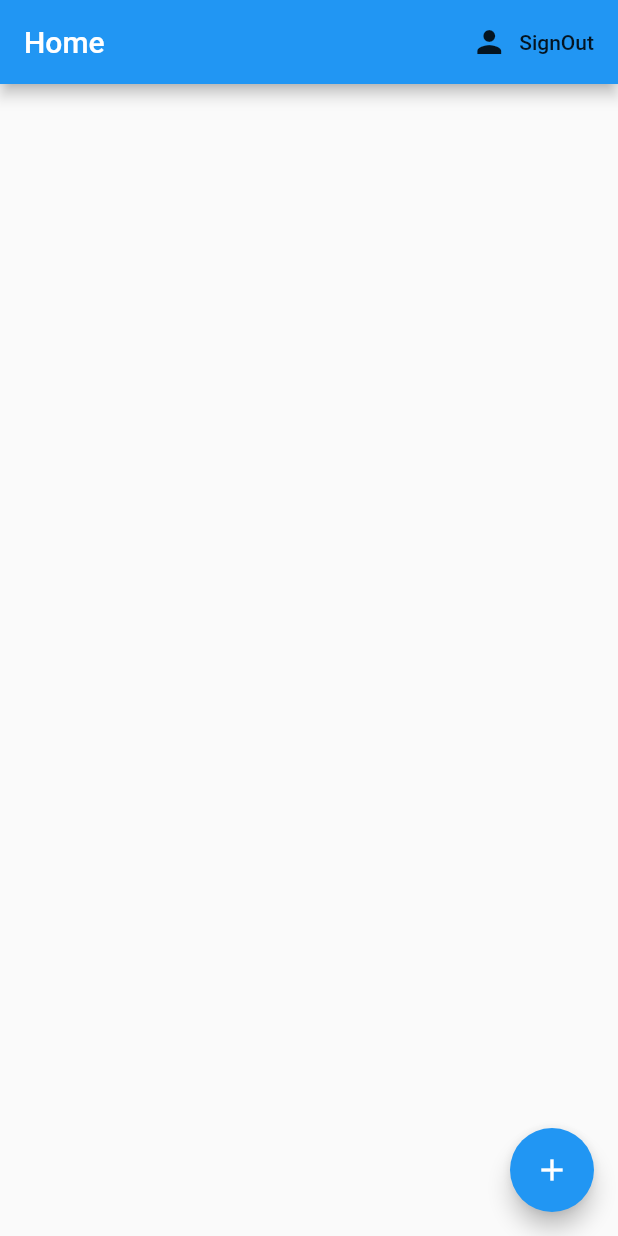
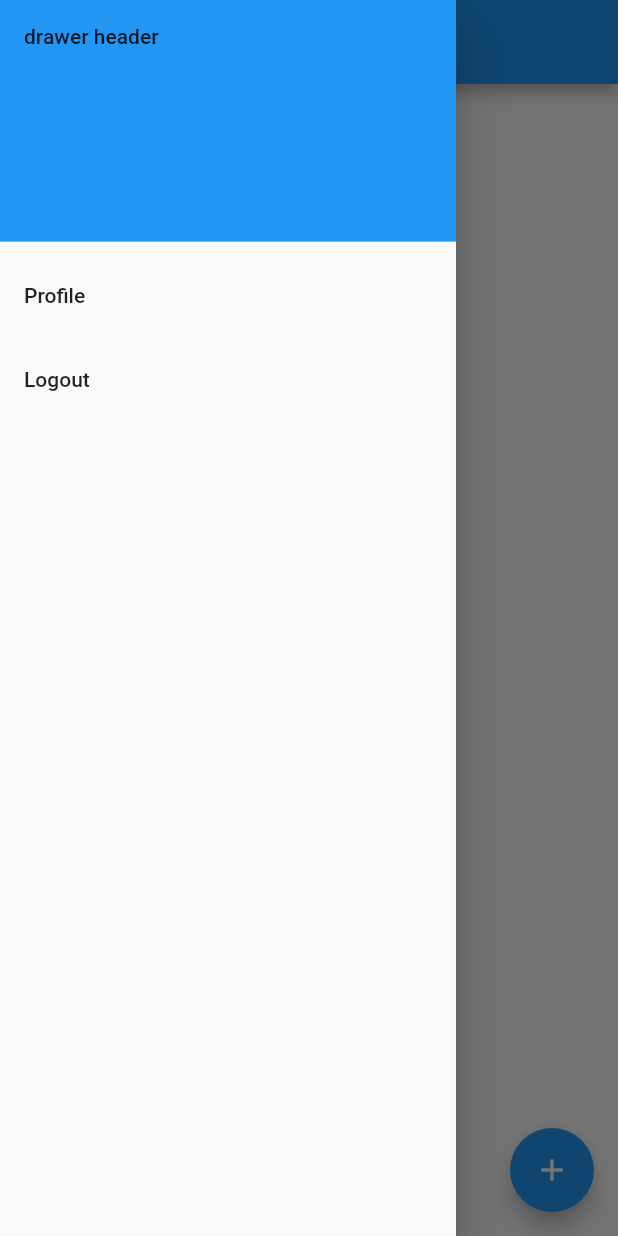
Before and after one commit to SimCoderYoutube/twitterClone, a Flutter app: the screen it shows once a user with an empty profile is signed in, with the side drawer open (before the commit the screen has no drawer), on a phone screen of 412 x 824 dp. Run offline on Flutter 3.47's test engine with Material 2 defaults, Android fonts, the phone set to English and light mode, and no system bars; our stand-ins replace cloud_firestore, firebase_auth, firebase_core; accounts and stored records are empty; network calls fail.

Commit message:
[Add] profile with post list

```diff
--- a/frontend/lib/screens/main/home.dart
+++ b/frontend/lib/screens/main/home.dart
@@ -10,20 +10,34 @@ class Home extends StatelessWidget {
     return Scaffold(
       appBar: AppBar(
         title: Text("Home"),
-        actions: <Widget>[
-          FlatButton.icon(
-              label: Text('SignOut'),
-              icon: Icon(Icons.person),
-              onPressed: () async {
-                _authService.signOut();
-              })
-        ],
       ),
       floatingActionButton: FloatingActionButton(
           onPressed: () {
             Navigator.pushNamed(context, '/add');
           },
           child: Icon(Icons.add)),
+      drawer: Drawer(
+        child: ListView(
+          children: <Widget>[
+            DrawerHeader(
+              child: Text('drawer header'),
+              decoration: BoxDecoration(color: Colors.blue),
+            ),
+            ListTile(
+              title: Text('Profile'),
+              onTap: () {
+                Navigator.pushNamed(context, '/profile');
+              },
+            ),
+            ListTile(
+              title: Text('Logout'),
+              onTap: () async {
+                _authService.signOut();
+              },
+            ),
+          ],
+        ),
+      ),
     );
   }
 }
--- a/frontend/lib/screens/wrapper.dart
+++ b/frontend/lib/screens/wrapper.dart
@@ -4,6 +4,7 @@ import 'package:twitter/models/user.dart';
 import 'package:twitter/screens/auth/signup.dart';
 import 'package:twitter/screens/main/home.dart';
 import 'package:twitter/screens/main/posts/add.dart';
+import 'package:twitter/screens/main/profile/profile.dart';
 
 class Wrapper extends StatelessWidget {
   const Wrapper({Key key}) : super(key: key);
@@ -19,8 +20,10 @@ class Wrapper extends StatelessWidget {
     }
 
     //show main system routes
-    return MaterialApp(
-        initialRoute: '/',
-        routes: {'/': (context) => Home(), '/add': (context) => Add()});
+    return MaterialApp(initialRoute: '/', routes: {
+      '/': (context) => Home(),
+      '/add': (context) => Add(),
+      '/profile': (context) => Profile()
+    });
   }
 }
```
Also changed, not shown: frontend/lib/models/post.dart (added, +10 -0 lines), frontend/lib/screens/main/posts/list.dart (added, +28 -0 lines), frontend/lib/screens/main/profile/profile.dart (added, +27 -0 lines), frontend/lib/services/posts.dart (+20 -0 lines).
